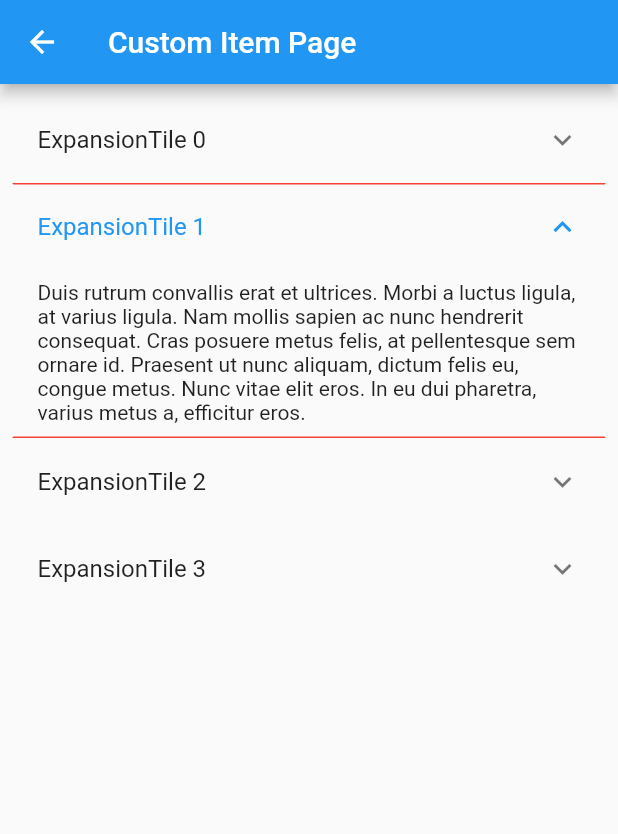
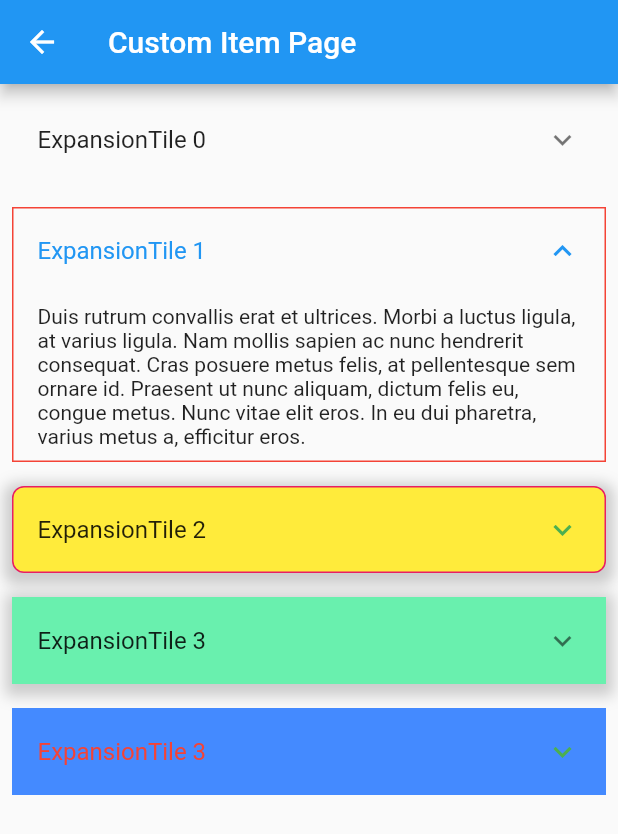
Before and after one commit to congthanhng/Expansion-Tile-Group, a Flutter app: the ExampleNormalItemPage screen opened by its route, on a phone screen of 412 x 824 dp. Shown: the top 834 px of the screen. Run offline on Flutter 3.47's test engine with Material 2 defaults, Android fonts, the light colour scheme and no system bars.

Commit message:
update example

```diff
--- a/example/lib/cases/example_normal_item_page.dart
+++ b/example/lib/cases/example_normal_item_page.dart
@@ -17,34 +17,76 @@ class ExampleNormalItemPage extends StatelessWidget {
               padding: const EdgeInsets.all(8.0),
               child: ExpansionTileGroup(
                 toggleType: ToggleType.none,
+                spaceBetweenItem: 16,
                 onExpansionItemChanged: (index, isExpanded) {},
                 children: [
-                  ExpansionTileItem(
-                    title: const Text('ExpansionTile 0'),
+                  const ExpansionTileItem(
+                    title: Text('ExpansionTile 0'),
+                    expendedBorderColor: Colors.blue,
                     children: [
-                      Material(
-                        child: InkWell(
-                          onTap: () {},
-                          child: const Text(
-                              ''' Nullam eleifend ultrices tortor, sit amet gravida sapien cursus vitae. Duis rutrum convallis erat et ultrices. Morbi a luctus ligula, at varius ligula. Nam mollis sapien ac nunc hendrerit consequat. Cras posuere metus felis, at pellentesque sem ornare id. Praesent ut nunc aliquam, dictum felis eu, congue metus. Nunc vitae elit eros. In eu dui pharetra, varius metus a, efficitur eros.'''),
-                        ),
-                      ),
+                      Text(
+                          ''' Nullam eleifend ultrices tortor, sit amet gravida sapien cursus vitae. Duis rutrum convallis erat et ultrices. Morbi a luctus ligula, at varius ligula. Nam mollis sapien ac nunc hendrerit consequat. Cras posuere metus felis, at pellentesque sem ornare id. Praesent ut nunc aliquam, dictum felis eu, congue metus. Nunc vitae elit eros. In eu dui pharetra, varius metus a, efficitur eros.'''),
                     ],
                   ),
                   const ExpansionTileItem(
                     initiallyExpanded: true,
                     title: Text('ExpansionTile 1'),
+                    isHasBottomBorder: true,
+                    isHasRightBorder: true,
+                    isHasTopBorder: true,
+                    isHasLeftBorder: true,
                     expendedBorderColor: Colors.red,
                     children: [
                       Text(
                           '''Duis rutrum convallis erat et ultrices. Morbi a luctus ligula, at varius ligula. Nam mollis sapien ac nunc hendrerit consequat. Cras posuere metus felis, at pellentesque sem ornare id. Praesent ut nunc aliquam, dictum felis eu, congue metus. Nunc vitae elit eros. In eu dui pharetra, varius metus a, efficitur eros.'''),
                     ],
                   ),
-                  const ExpansionTileItem(
+                  ExpansionTileItem(
                     initiallyExpanded: false,
-                    title: Text('ExpansionTile 2'),
+                    title: const Text('ExpansionTile 2'),
+                    backgroundColor: Colors.red,
+                    collapsedBackgroundColor: Colors.yellow,
+                    borderRadius: BorderRadius.circular(8),
+                    textColor: Colors.white,
+                    isHasLeftBorder: true,
+                    isHasTopBorder: true,
+                    isHasRightBorder: true,
+                    isHasBottomBorder: true,
+                    collapsedBorderColor: Colors.pink,
                     expendedBorderColor: Colors.blue,
-                    children: [
+                    iconColor: Colors.greenAccent,
+                    collapsedIconColor: Colors.green,
+                    boxShadow: [
+                      BoxShadow(
+                        color: Colors.grey.withOpacity(0.5),
+                        spreadRadius: 5,
+                        blurRadius: 7,
+                        offset:
+                            const Offset(0, 3), // changes position of shadow
+                      ),
+                    ],
+                    children: const [
+                      Text(
+                          '''Duis rutrum convallis erat et ultrices. Morbi a luctus ligula, at varius ligula. Nam mollis sapien ac nunc hendrerit consequat. Cras posuere metus felis, at pellentesque sem ornare id. Praesent ut nunc aliquam, dictum felis eu, congue metus. Nunc vitae elit eros. In eu dui pharetra, varius metus a, efficitur eros.'''),
+                    ],
+                  ),
+                  ExpansionTileItem(
+                    initiallyExpanded: false,
+                    title: const Text('ExpansionTile 3'),
+                    backgroundColor: Colors.greenAccent,
+                    isHasTopBorder: false,
+                    isHasBottomBorder: false,
+                    collapsedBackgroundColor: Colors.greenAccent,
+                    boxShadow: [
+                      BoxShadow(
+                        color: Colors.grey.withOpacity(0.5),
+                        spreadRadius: 5,
+                        blurRadius: 7,
+                        offset:
+                            const Offset(0, 3), // changes position of shadow
+                      ),
+                    ],
+                    children: const [
                       Text(
                           '''Duis rutrum convallis erat et ultrices. Morbi a luctus ligula, at varius ligula. Nam mollis sapien ac nunc hendrerit consequat. Cras posuere metus felis, at pellentesque sem ornare id. Praesent ut nunc aliquam, dictum felis eu, congue metus. Nunc vitae elit eros. In eu dui pharetra, varius metus a, efficitur eros.'''),
                     ],
@@ -52,7 +94,14 @@ class ExampleNormalItemPage extends StatelessWidget {
                   const ExpansionTileItem(
                     initiallyExpanded: false,
                     title: Text('ExpansionTile 3'),
-                    expendedBorderColor: Colors.green,
+                    isHasTopBorder: false,
+                    isHasBottomBorder: false,
+                    backgroundColor: Colors.blueAccent,
+                    collapsedBackgroundColor: Colors.blueAccent,
+                    collapsedIconColor: Colors.green,
+                    iconColor: Colors.red,
+                    textColor: Colors.white,
+                    collapsedTextColor: Colors.red,
                     children: [
                       Text(
                           '''Duis rutrum convallis erat et ultrices. Morbi a luctus ligula, at varius ligula. Nam mollis sapien ac nunc hendrerit consequat. Cras posuere metus felis, at pellentesque sem ornare id. Praesent ut nunc aliquam, dictum felis eu, congue metus. Nunc vitae elit eros. In eu dui pharetra, varius metus a, efficitur eros.'''),
--- a/example/lib/main.dart
+++ b/example/lib/main.dart
@@ -101,7 +101,7 @@ class HomePage extends StatelessWidget {
               onPressed: () {
                 Navigator.pushNamed(context, '/three');
               },
-              color: Colors.grey,
+              color: Colors.pink,
               child: const Text('Example for Custom Expansion Item'),
             ),
             MaterialButton(
```
